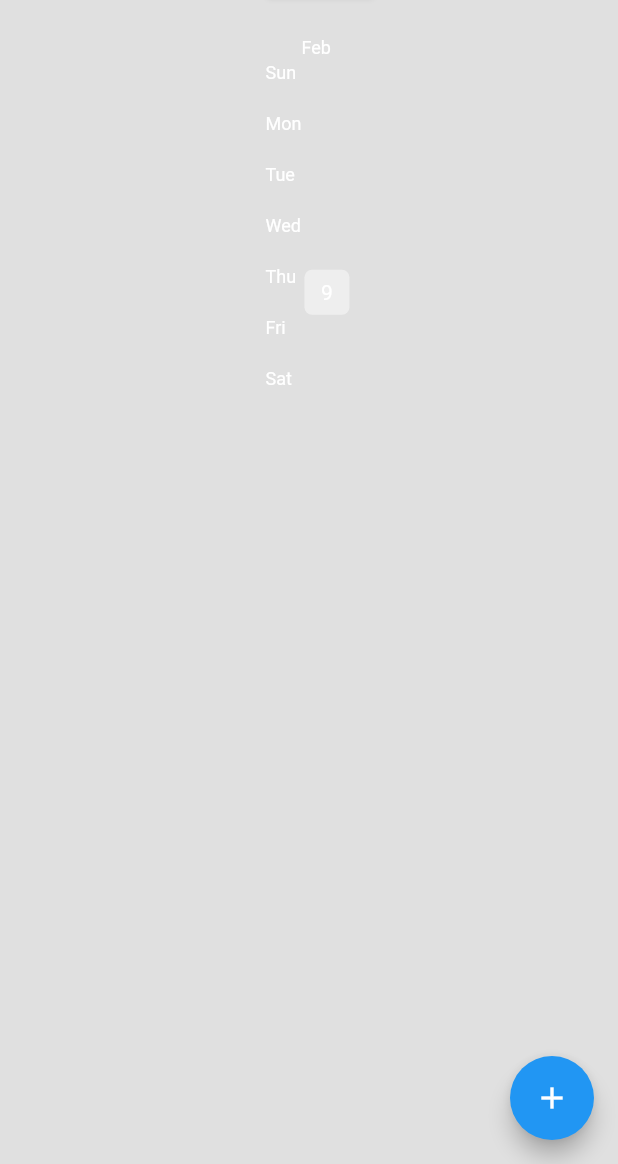
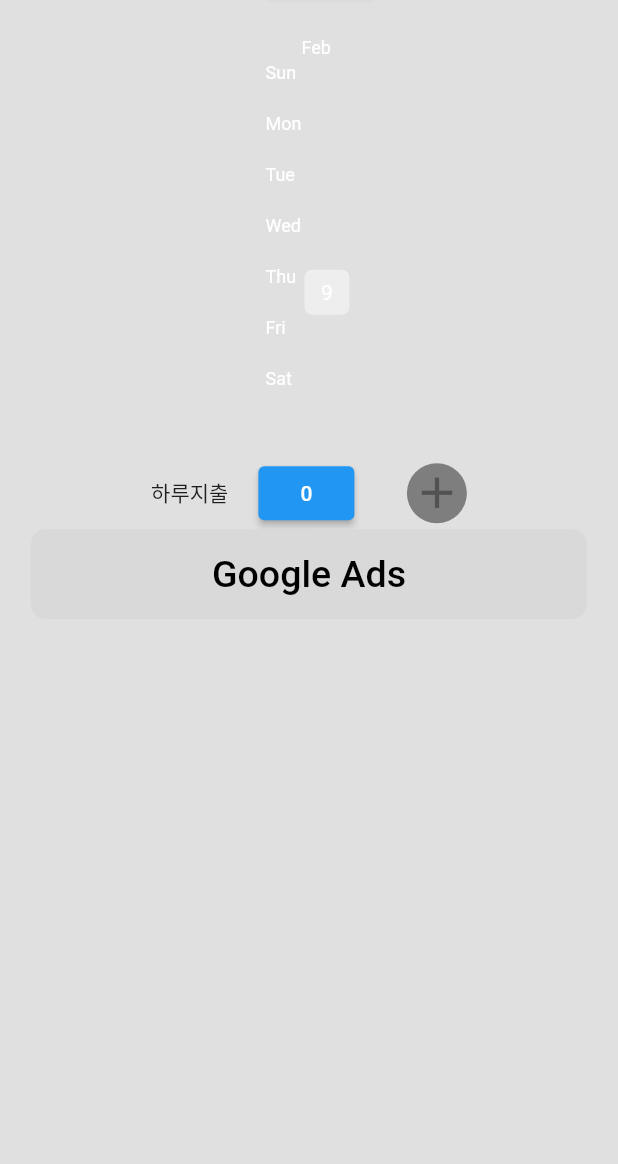
Before and after one commit to GeonwooVincentKim/flutter_custom_widgets, a Flutter app: the HomePage screen opened directly, on a phone screen of 412 x 824 dp, the part 72-1236 px from its top. Run offline on Flutter 3.47's test engine with Material 2 defaults, Android fonts, the phone set to English and light mode, and no system bars; drawn by our look-alikes of flutter_heatmap_calendar; our stand-ins replace flutter_slidable, get, hive, hive_flutter; accounts and stored records are empty.

Commit message:
[Feature] - HomePage has just updated

```diff
--- a/lib/hive/hive_heatmap/app_screens/home_page.dart
+++ b/lib/hive/hive_heatmap/app_screens/home_page.dart
@@ -1,9 +1,12 @@
 import 'package:flutter/material.dart';
 import 'package:flutter_custom_widgets/hive/hive_heatmap/app_screens/my_floating_action_button.dart';
 import 'package:flutter_custom_widgets/hive/hive_heatmap/model/habit.dart';
+import 'package:flutter_custom_widgets/hive/hive_heatmap/shared/style.dart';
+import 'package:flutter_custom_widgets/hive/hive_heatmap/widgets/circle/custom_circle_avatar.dart';
 import 'package:flutter_custom_widgets/hive/hive_heatmap/widgets/custom_alertbox.dart';
 import 'package:flutter_custom_widgets/hive/hive_heatmap/widgets/habit_tile.dart';
 import 'package:flutter_custom_widgets/hive/hive_heatmap/widgets/month_summary.dart';
+import 'package:flutter_custom_widgets/hive/hive_heatmap/widgets/row/custom_elevated_button.dart';
 import 'package:flutter_custom_widgets/hive/hive_heatmap/widgets/row/custom_row.dart';
 import 'package:hive_flutter/hive_flutter.dart';
 
@@ -18,6 +21,11 @@ class _HomePageState extends State<HomePage> {
   Habit db = Habit();
   final _myBox = Hive.box("habit_db");
 
+  int innerSum = 0;
+
+  final _newHabitNameController = TextEditingController();
+
+
   @override
   void initState() {
     // if there is no current habit list, then it is the 1st time ever opening the app
@@ -30,6 +38,8 @@ class _HomePageState extends State<HomePage> {
     else {
       db.loadData();
     }
+
+    print(db.dailySum);
 
     // update the database
     db.updateDatabase();
@@ -50,10 +60,32 @@ class _HomePageState extends State<HomePage> {
         const SizedBox(width:35),
         // GestureDetector(
         //   onTap: () {
-        //     createNewExpanditure(_newTargetAmountController, saveTargetAmount, cancelDialogBox);
+        //     createNewHabit(_newTargetAmountController, saveTargetAmount, cancelDialogBox);
         //   },
         //   child: const CustomCircleAvatar(backgroundColor: transparentColor, icon: CupertinoIcons.creditcard, iconColor: buttonTextColor, size: 35),
         // )
+      ],
+    );
+  }
+
+  CustomRow _widgetDailyOutlays(int dailySum) {
+    return CustomRow(
+      children: [
+        const Text("하루지출"),
+        const SizedBox(width: 20),
+
+        ElevatedButton(
+          onPressed: () => false,
+          child: Text("$dailySum"),
+        ),
+
+        const SizedBox(width: 35),
+        GestureDetector(
+          onTap: () {
+            createNewHabit(_newHabitNameController, saveNewHabit, cancelDialogBox);
+          },
+          child: const CustomCircleAvatar(backgroundColor: swipeIconColor, icon: Icons.add, iconColor: plusIconColor, size: 35)
+        )
       ],
     );
   }
@@ -68,28 +100,34 @@ class _HomePageState extends State<HomePage> {
   // }
 
   // create a new habit
-  final _newHabitNameController = TextEditingController();
-
-  void createNewHabit() {
+  void createNewHabit(controller, onSave, onCancel) {
     // show alert dialog for user to enter the new habit details
     showDialog(
       context: context,
       builder: (context) {
         return CustomAlertBox(
-          controller: _newHabitNameController,
+          controller: controller,
           hintText: 'Enter Habit Name',
-          onSave: saveNewHabit,
-          onCancel: cancelDialogBox,
+          onSave: onSave,
+          onCancel: onCancel,
         );
       }
     );
   }
+
+  // save target expand
+  // void saveTargetAmount() {
+  //   setState(() => db.targetSum = int.parse())
+  // }
 
   // save the new habit
   void saveNewHabit() {
     // add new habit to todays habit list
     setState(() {
       db.todaysHabitList.add([_newHabitNameController.text, false]);
+
+      saveDifference(innerSum, '+');
+      _myBox.put("INNER_SUM", innerSum);
     });
 
     // clear textfield
@@ -97,8 +135,8 @@ class _HomePageState extends State<HomePage> {
 
     // pop dialog box
     Navigator.of(context).pop();
+    db.updateDatabase();
 
-    db.updateDatabase();
   }
 
   // cancel the new habit
@@ -142,16 +180,33 @@ class _HomePageState extends State<HomePage> {
   void deleteHabit(int index) {
     setState(() {
       db.todaysHabitList.removeAt(index);
+
+      // getSign('-');
+      saveDifference(innerSum, '-');
+      _myBox.put("INNER_SUM", innerSum);
     });
 
     db.updateDatabase();
+  }
+
+  void saveDifference(int innerSum, String sign) {
+    for (int i = 0; i < db.todaysHabitList.length; i++) {
+      if (sign == '+') {
+        innerSum += int.parse(db.todaysHabitList[i][0]);
+      } else if (sign == '-') {
+        innerSum -= int.parse(db.todaysHabitList[i][0]);
+      }
+    }
+
+    db.dailySum = innerSum.abs();
+    // _myBox.put("INNER_SUM", innerSum);
   }
 
   @override
   Widget build(BuildContext context) {
     return Scaffold(
       backgroundColor: Colors.grey[300],
-      floatingActionButton: MyFloatingActionButton(onPressed: createNewHabit),
+      // floatingActionButton: MyFloatingActionButton(onPressed: createNewHabit),
       body: ListView(
         children: [
           _widgetTargetAmount(db.targetSum, true),
@@ -174,6 +229,16 @@ class _HomePageState extends State<HomePage> {
               );
             },
           ),
+          Align(
+            alignment: Alignment.bottomCenter,
+            child: Column(
+              mainAxisAlignment: MainAxisAlignment.end,
+              children: [
+                _widgetDailyOutlays(db.dailySum),
+                CustomElevatedButton(getValue: "Google Ads", customFixedSize: Size(MediaQuery.of(context).size.width * 0.9, 60))
+              ],
+            ),
+          ),
         ]
       )
     );
--- /dev/null
+++ b/lib/hive/hive_heatmap/shared/style.dart
@@ -0,0 +1,29 @@
+// Get Background Colors
+import 'package:flutter/material.dart';
+
+const Color backgroundColor = Color.fromRGBO(189, 183, 183, 100);
+
+// Get Button Colors
+const Color buttonColor = Color.fromRGBO(217, 217, 217, 100);
+const Color swipeIconColor = Color.fromRGBO(126, 126, 126, 100);
+const Color plusIconColor = Color.fromRGBO(82, 82, 82, 100);
+
+const Color transparentColor = Color.fromRGBO(255, 255, 255, 0);
+
+const Color buttonTextColor = Color.fromARGB(255, 0, 0, 0);
+
+// Get Button Border
+const List<double> buttonBorder = [0, 10, 20, 30, 40, 50];
+
+// Get padding between Buttons
+const List<double> verticalList = [5, 10, 20, 30, 40, 50];
+EdgeInsets verticalBigPadding = EdgeInsets.symmetric(vertical: verticalList[3]);
+EdgeInsets verticalNormalPadding = EdgeInsets.symmetric(vertical: verticalList[1]);
+EdgeInsets verticalSmallPadding = EdgeInsets.symmetric(vertical: verticalList[0]);
+
+// Get ElevatedButton Box Size
+const fixedTargetAmount = Size(130, 30);
+const fixedDailyOutlays = Size(130, 40);
+
+// Text Style
+const sumTextStyle = TextStyle(color: buttonTextColor, fontSize: 25);
--- /dev/null
+++ b/lib/hive/hive_heatmap/widgets/circle/custom_circle_avatar.dart
@@ -0,0 +1,22 @@
+import 'package:flutter/cupertino.dart';
+import 'package:flutter/material.dart';
+
+class CustomCircleAvatar extends StatelessWidget {
+  final Color backgroundColor;
+  final IconData icon;
+  final Color iconColor;
+  final double size;
+
+  const CustomCircleAvatar({super.key, required this.backgroundColor, required this.icon, required this.iconColor, required this.size});
+
+  @override
+  Widget build(BuildContext context) {
+    return CircleAvatar(
+      radius: 20,
+      backgroundColor: backgroundColor,
+      child: ClipOval(
+        child: Icon(icon, color: iconColor, size: size)
+      ),
+    );
+  }
+}
--- /dev/null
+++ b/lib/hive/hive_heatmap/widgets/row/custom_elevated_button.dart
@@ -0,0 +1,27 @@
+import 'package:flutter/material.dart';
+import 'package:flutter_custom_widgets/hive/hive_heatmap/shared/style.dart';
+
+class CustomElevatedButton extends StatelessWidget {
+  final String getValue;
+  final Size customFixedSize;
+
+  const CustomElevatedButton({super.key, required this.getValue, required this.customFixedSize});
+
+  @override
+  Widget build(BuildContext context) {
+    return ElevatedButton(
+      style: ElevatedButton.styleFrom(
+        elevation: 0,
+        fixedSize: customFixedSize,
+        backgroundColor: buttonColor,
+        shadowColor: transparentColor,
+        shape: RoundedRectangleBorder(borderRadius: BorderRadius.circular(buttonBorder[1]))
+      ).copyWith(
+        overlayColor: MaterialStateProperty.resolveWith((states) => states.contains(MaterialState.pressed) ? null : buttonColor),
+        elevation: const MaterialStatePropertyAll(0),
+      ),
+      child: getValue.isEmpty ? const Text("0", style: sumTextStyle) : Text(getValue, style: sumTextStyle),
+      onPressed: () => false
+    );
+  }
+}
```
Also changed, not shown: lib/hive/hive_heatmap/model/habit.dart (+8 -14 lines).
